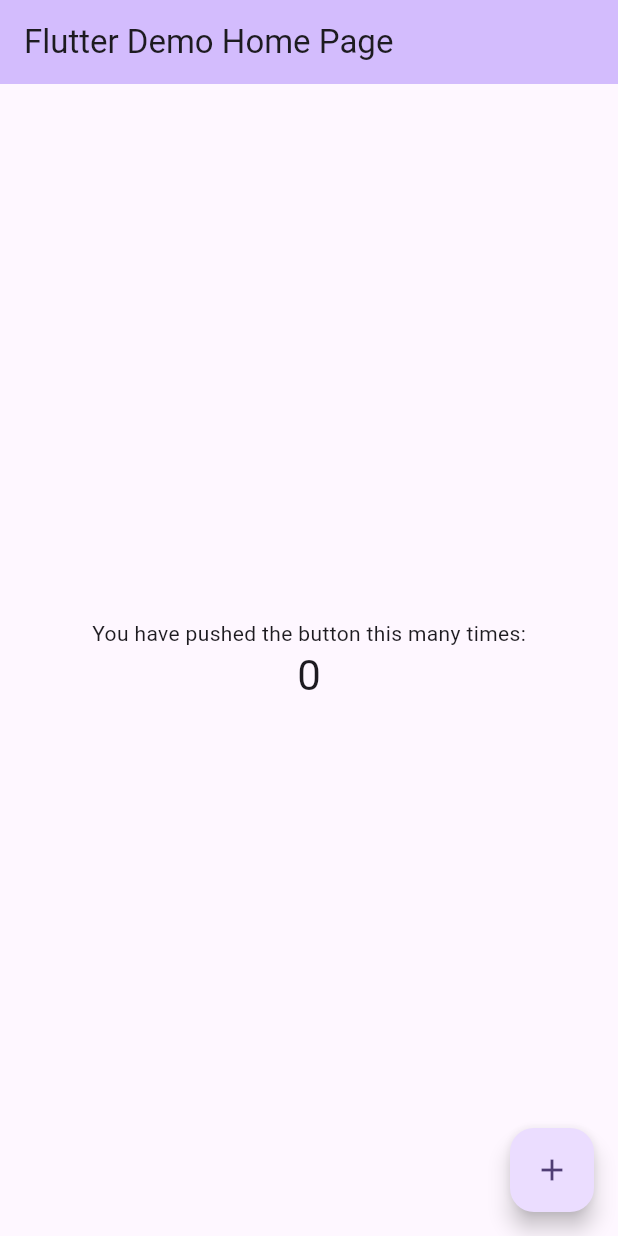
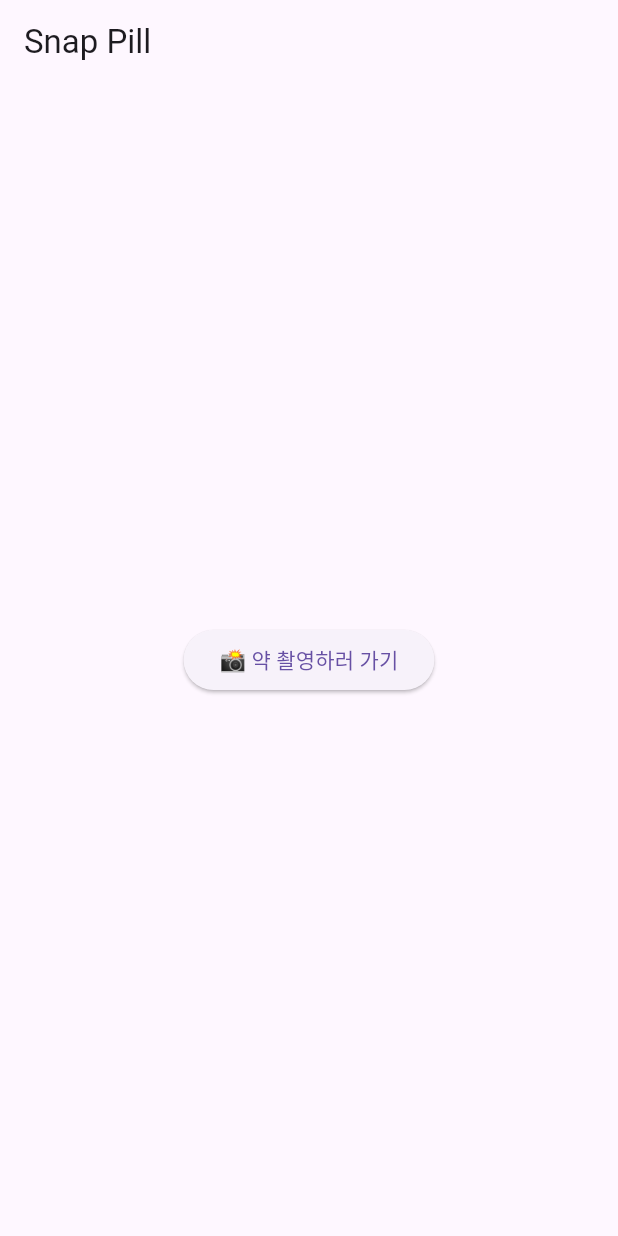
Before and after one commit to HyunBeen96/snap_pill, a Flutter app: the screen it shows after launch, on a phone screen of 412 x 824 dp. Run offline on Flutter 3.47's test engine with Material 3 defaults, Android fonts, the phone set to English and light mode, and no system bars; our stand-ins replace camera.

Commit message:
작업 내용 정리

```diff
--- a/lib/main.dart
+++ b/lib/main.dart
@@ -1,122 +1,36 @@
 import 'package:flutter/material.dart';
+import 'camera_screen.dart';
 
 void main() {
-  runApp(const MyApp());
+  runApp(SnapPillApp());
 }
 
-class MyApp extends StatelessWidget {
-  const MyApp({super.key});
-
-  // This widget is the root of your application.
+class SnapPillApp extends StatelessWidget {
   @override
   Widget build(BuildContext context) {
     return MaterialApp(
-      title: 'Flutter Demo',
-      theme: ThemeData(
-        // This is the theme of your application.
-        //
-        // TRY THIS: Try running your application with "flutter run". You'll see
-        // the application has a purple toolbar. Then, without quitting the app,
-        // try changing the seedColor in the colorScheme below to Colors.green
-        // and then invoke "hot reload" (save your changes or press the "hot
-        // reload" button in a Flutter-supported IDE, or press "r" if you used
-        // the command line to start the app).
-        //
-        // Notice that the counter didn't reset back to zero; the application
-        // state is not lost during the reload. To reset the state, use hot
-        // restart instead.
-        //
-        // This works for code too, not just values: Most code changes can be
-        // tested with just a hot reload.
-        colorScheme: ColorScheme.fromSeed(seedColor: Colors.deepPurple),
-      ),
-      home: const MyHomePage(title: 'Flutter Demo Home Page'),
+      title: 'Snap Pill',
+      theme: ThemeData(primarySwatch: Colors.green),
+      home: HomeScreen(),
     );
   }
 }
 
-class MyHomePage extends StatefulWidget {
-  const MyHomePage({super.key, required this.title});
-
-  // This widget is the home page of your application. It is stateful, meaning
-  // that it has a State object (defined below) that contains fields that affect
-  // how it looks.
-
-  // This class is the configuration for the state. It holds the values (in this
-  // case the title) provided by the parent (in this case the App widget) and
-  // used by the build method of the State. Fields in a Widget subclass are
-  // always marked "final".
-
-  final String title;
-
-  @override
-  State<MyHomePage> createState() => _MyHomePageState();
-}
-
-class _MyHomePageState extends State<MyHomePage> {
-  int _counter = 0;
-
-  void _incrementCounter() {
-    setState(() {
-      // This call to setState tells the Flutter framework that something has
-      // changed in this State, which causes it to rerun the build method below
-      // so that the display can reflect the updated values. If we changed
-      // _counter without calling setState(), then the build method would not be
-      // called again, and so nothing would appear to happen.
-      _counter++;
-    });
-  }
-
+class HomeScreen extends StatelessWidget {
   @override
   Widget build(BuildContext context) {
-    // This method is rerun every time setState is called, for instance as done
-    // by the _incrementCounter method above.
-    //
-    // The Flutter framework has been optimized to make rerunning build methods
-    // fast, so that you can just rebuild anything that needs updating rather
-    // than having to individually change instances of widgets.
     return Scaffold(
-      appBar: AppBar(
-        // TRY THIS: Try changing the color here to a specific color (to
-        // Colors.amber, perhaps?) and trigger a hot reload to see the AppBar
-        // change color while the other colors stay the same.
-        backgroundColor: Theme.of(context).colorScheme.inversePrimary,
-        // Here we take the value from the MyHomePage object that was created by
-        // the App.build method, and use it to set our appbar title.
-        title: Text(widget.title),
-      ),
+      appBar: AppBar(title: Text('Snap Pill')),
       body: Center(
-        // Center is a layout widget. It takes a single child and positions it
-        // in the middle of the parent.
-        child: Column(
-          // Column is also a layout widget. It takes a list of children and
-          // arranges them vertically. By default, it sizes itself to fit its
-          // children horizontally, and tries to be as tall as its parent.
-          //
-          // Column has various properties to control how it sizes itself and
-          // how it positions its children. Here we use mainAxisAlignment to
-          // center the children vertically; the main axis here is the vertical
-          // axis because Columns are vertical (the cross axis would be
-          // horizontal).
-          //
-          // TRY THIS: Invoke "debug painting" (choose the "Toggle Debug Paint"
-          // action in the IDE, or press "p" in the console), to see the
-          // wireframe for each widget.
-          mainAxisAlignment: MainAxisAlignment.center,
-          children: <Widget>[
-            const Text('You have pushed the button this many times:'),
-            Text(
-              '$_counter',
-              style: Theme.of(context).textTheme.headlineMedium,
-            ),
-          ],
+        child: ElevatedButton(
+          onPressed: () {
+            Navigator.push(context,
+              MaterialPageRoute(builder: (context) => CameraScreen()),
+            );
+          },
+          child: Text('📸 약 촬영하러 가기'),
         ),
       ),
-      floatingActionButton: FloatingActionButton(
-        onPressed: _incrementCounter,
-        tooltip: 'Increment',
-        child: const Icon(Icons.add),
-      ), // This trailing comma makes auto-formatting nicer for build methods.
     );
   }
 }
--- a/pubspec.yaml
+++ b/pubspec.yaml
@@ -34,6 +34,7 @@ dependencies:
   # The following adds the Cupertino Icons font to your application.
   # Use with the CupertinoIcons class for iOS style icons.
   cupertino_icons: ^1.0.8
+  camera: ^0.10.5+7
 
 dev_dependencies:
   flutter_test:
```
Also changed, not shown: lib/camera_screen.dart (added, +71 -0 lines), pubspec.lock, 1 other file.
